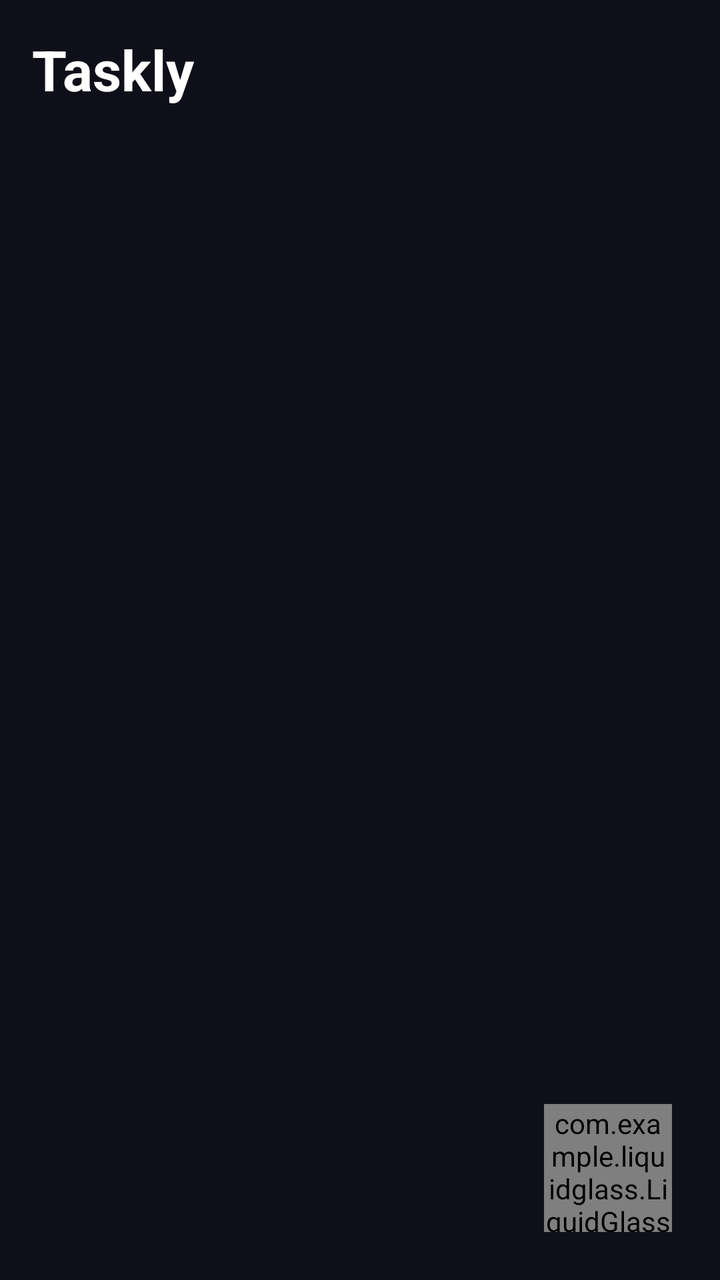
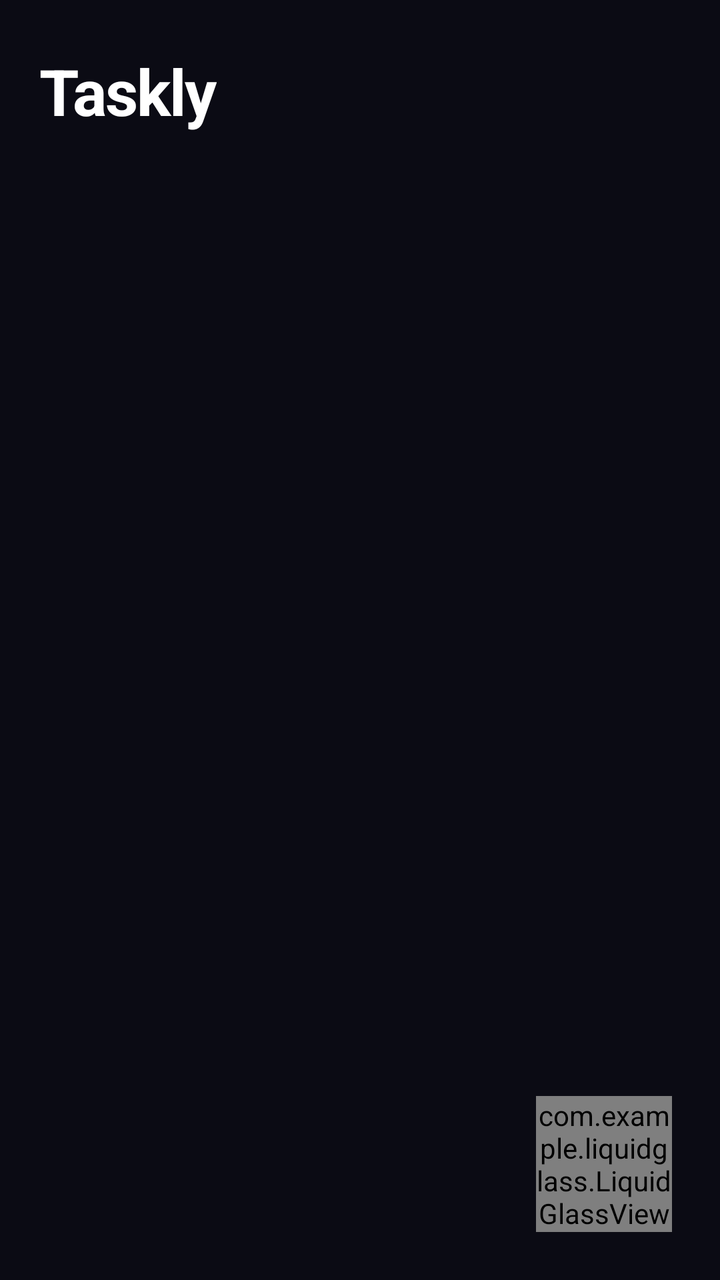

Two renders of the same Android screen: before a commit and after it. Below are the layout's source before the change and the commit's diff.
<!-- AndroidManifest.xml: application theme Theme.Material3.DayNight.NoActionBar -->
<!-- res/layout/activity_main.xml -->
<?xml version="1.0" encoding="utf-8"?>
<FrameLayout xmlns:android="http://schemas.android.com/apk/res/android"
    xmlns:app="http://schemas.android.com/apk/res-auto"
    android:layout_width="match_parent"
    android:layout_height="match_parent"
    android:background="#0F0F1A">

    <LinearLayout
        android:layout_width="match_parent"
        android:layout_height="match_parent"
        android:orientation="vertical"
        android:padding="16dp">

        <TextView
            android:layout_width="wrap_content"
            android:layout_height="wrap_content"
            android:text="Taskly"
            android:textSize="28sp"
            android:textStyle="bold"
            android:textColor="#FFFFFF"
            android:layout_marginBottom="16dp" />

        <androidx.recyclerview.widget.RecyclerView
            android:id="@+id/recyclerView"
            android:layout_width="match_parent"
            android:layout_height="0dp"
            android:layout_weight="1" />

    </LinearLayout>

    
    <com.example.liquidglass.LiquidGlassView
        android:id="@+id/fabGlass"
        android:layout_width="64dp"
        android:layout_height="64dp"
        android:layout_gravity="bottom|end"
        android:layout_margin="24dp"
        app:cornerRadius="32dp"
        app:glassMaterial="regular"
        app:refractionHeight="12dp"
        app:bevelWidth="20dp"
        app:dispersionStrength="0.12"
        app:sensorHighlight="true">

        <TextView
            android:layout_width="match_parent"
            android:layout_height="match_parent"
            android:gravity="center"
            android:text="+"
            android:textSize="32sp"
            android:textColor="#FFFFFF" />
    </com.example.liquidglass.LiquidGlassView>

</FrameLayout>
<!-- resources referenced by this layout -->
<resources>

</resources>

<!-- the commit's change to res/layout/activity_main.xml (unified diff, before → after) -->
@@ -1,45 +1,59 @@
 <?xml version="1.0" encoding="utf-8"?>
-<FrameLayout xmlns:android="http://schemas.android.com/apk/res/android"
+<androidx.coordinatorlayout.widget.CoordinatorLayout
+    xmlns:android="http://schemas.android.com/apk/res/android"
     xmlns:app="http://schemas.android.com/apk/res-auto"
     android:layout_width="match_parent"
     android:layout_height="match_parent"
-    android:background="#0F0F1A">
+    android:background="#0B0B14">
 
     <LinearLayout
         android:layout_width="match_parent"
         android:layout_height="match_parent"
         android:orientation="vertical"
-        android:padding="16dp">
+        android:paddingHorizontal="20dp"
+        android:paddingTop="24dp"
+        android:paddingBottom="100dp">
 
         <TextView
             android:layout_width="wrap_content"
             android:layout_height="wrap_content"
             android:text="Taskly"
-            android:textSize="28sp"
+            android:textSize="32sp"
             android:textStyle="bold"
             android:textColor="#FFFFFF"
-            android:layout_marginBottom="16dp" />
+            android:letterSpacing="-0.02" />
+
+        <TextView
+            android:id="@+id/emptyText"
+            android:layout_width="match_parent"
+            android:layout_height="wrap_content"
+            android:layout_marginTop="48dp"
+            android:gravity="center"
+            android:text="Még nincsenek feladataid.\nNyomd meg a + gombot!"
+            android:textColor="#666680"
+            android:textSize="16sp"
+            android:visibility="gone" />
 
         <androidx.recyclerview.widget.RecyclerView
             android:id="@+id/recyclerView"
             android:layout_width="match_parent"
-            android:layout_height="0dp"
-            android:layout_weight="1" />
-
+            android:layout_height="match_parent"
+            android:layout_marginTop="20dp"
+            android:clipToPadding="false" />
     </LinearLayout>
 
     
     <com.example.liquidglass.LiquidGlassView
         android:id="@+id/fabGlass"
-        android:layout_width="64dp"
-        android:layout_height="64dp"
+        android:layout_width="68dp"
+        android:layout_height="68dp"
         android:layout_gravity="bottom|end"
         android:layout_margin="24dp"
-        app:cornerRadius="32dp"
+        app:cornerRadius="34dp"
         app:glassMaterial="regular"
-        app:refractionHeight="12dp"
-        app:bevelWidth="20dp"
-        app:dispersionStrength="0.12"
+        app:refractionHeight="14dp"
+        app:bevelWidth="22dp"
+        app:dispersionStrength="0.13"
         app:sensorHighlight="true">
 
         <TextView
@@ -47,8 +61,9 @@
             android:layout_height="match_parent"
             android:gravity="center"
             android:text="+"
-            android:textSize="32sp"
-            android:textColor="#FFFFFF" />
+            android:textSize="34sp"
+            android:textColor="#FFFFFF"
+            android:textStyle="bold" />
     </com.example.liquidglass.LiquidGlassView>
 
-</FrameLayout>
+</androidx.coordinatorlayout.widget.CoordinatorLayout>
